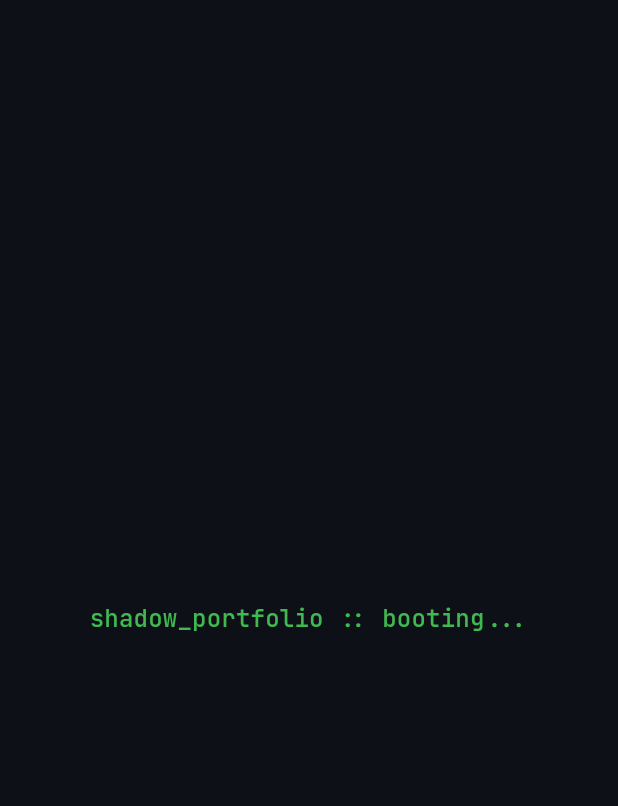
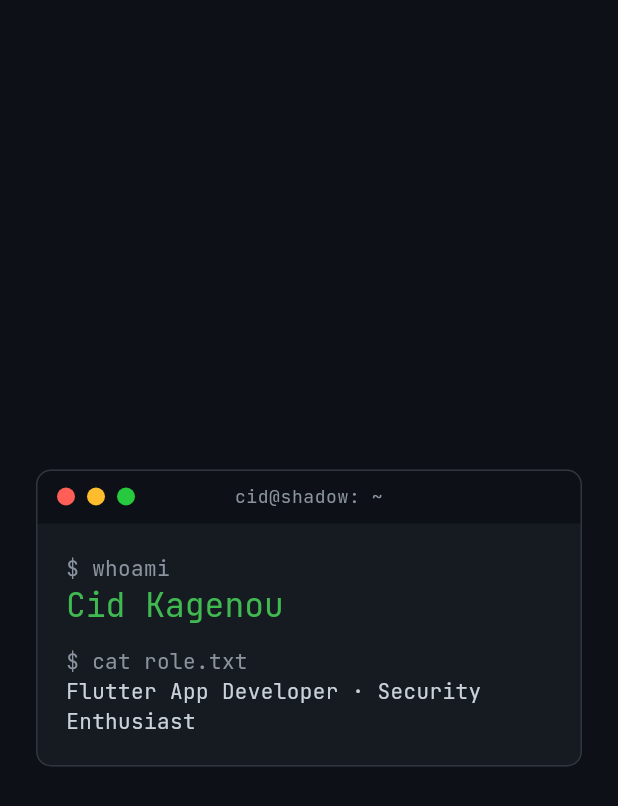
Before and after one commit to youngjin9145/my-profile, a Flutter app: the screen it shows after launch, on a phone screen of 412 x 824 dp. Shown: the top 806 px of the screen. Run offline on Flutter 3.47's test engine with Material 3 defaults, Android fonts, the phone set to English and light mode, and no system bars; our stand-ins replace google_fonts.

Commit message:
feat(ui): render intro TerminalWindow on BootScreen

```diff
--- a/lib/main.dart
+++ b/lib/main.dart
@@ -1,5 +1,6 @@
 import 'package:flutter/material.dart';
 import 'theme/app_theme.dart';
+import 'widgets/terminal_window.dart';
 
 void main() {
   runApp(const ShadowPortfolioApp());
@@ -12,7 +13,7 @@ class ShadowPortfolioApp extends StatelessWidget {
   Widget build(BuildContext context) {
     return MaterialApp(
       title: 'Cid Kagenou',
-      debugShowCheckedModeBanner: false, // hide the top-right "DEBUG" ribbon
+      debugShowCheckedModeBanner: false,
       theme: AppTheme.dark,
       home: const BootScreen(),
     );
@@ -28,9 +29,36 @@ class BootScreen extends StatelessWidget {
 
     return Scaffold(
       body: Center(
-        child: Text(
-          'shadow_portfolio :: booting...',
-          style: textTheme.titleMedium?.copyWith(color: AppColors.green),
+        child: ConstrainedBox(
+          constraints: const BoxConstraints(maxWidth: 520),
+           child: Padding(
+            padding: const EdgeInsets.all(24),
+            child: TerminalWindow(
+              title: 'cid@shadow: ~',
+              child: Column(
+                crossAxisAlignment: CrossAxisAlignment.start,
+                mainAxisSize: MainAxisSize.min,
+                children: [
+                  Text(
+                    '\$ whoami',
+                    style: textTheme.bodyMedium?.copyWith(color: AppColors.textDim),
+                  ),
+                  Text(
+                    'Cid Kagenou',
+                    style: textTheme.titleLarge?.copyWith(color: AppColors.green),
+                  ),
+                  const SizedBox(height: 14,),
+                  Text(
+                    '\$ cat role.txt',
+                    style: textTheme.bodyMedium?.copyWith(color: AppColors.textDim),
+                  ),
+                  Text(
+                    'Flutter App Developer · Security Enthusiast'
+                  )
+                ],
+              ),
+            ),
+           ),
         ),
       ),
     );
```
